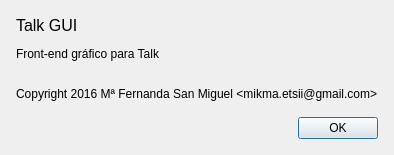
First picture: the form in client/aboutdialog.ui, repository alu0100851700/ChatMultiusuario, before the edit.
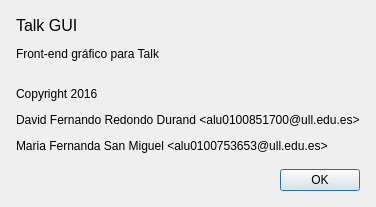
Second picture: the form after the edit.

Patch:
```diff
--- a/client/aboutdialog.ui
+++ b/client/aboutdialog.ui
@@ -6,7 +6,7 @@
    <rect>
     <x>0</x>
     <y>0</y>
-    <width>400</width>
+    <width>444</width>
     <height>300</height>
    </rect>
   </property>
@@ -35,7 +35,7 @@
    <item>
     <widget class="QLabel" name="label">
      <property name="text">
-      <string>&lt;html&gt;&lt;head/&gt;&lt;body&gt;&lt;p&gt;&lt;span style=&quot; font-size:12pt;&quot;&gt;Talk GUI&lt;/span&gt;&lt;/p&gt;Front-end gráfico para Talk&lt;br/&gt;&lt;p&gt;Copyright 2016 Mª Fernanda San Miguel &amp;lt;mikma.etsii@gmail.com&amp;gt;&lt;/p&gt;&lt;/body&gt;&lt;/html&gt;</string>
+      <string>&lt;html&gt;&lt;head/&gt;&lt;body&gt;&lt;p&gt;&lt;span style=&quot; font-size:12pt;&quot;&gt;Talk GUI&lt;/span&gt;&lt;/p&gt;&lt;p&gt;Front-end gráfico para Talk&lt;br/&gt;&lt;/p&gt;&lt;p&gt;Copyright 2016 &lt;/p&gt;&lt;p&gt;David Fernando Redondo Durand &amp;lt;alu0100851700@ull.edu.es&amp;gt;&lt;/p&gt;&lt;p&gt;Maria Fernanda San Miguel &amp;lt;alu0100753653@ull.edu.es&amp;gt;&lt;/p&gt;&lt;/body&gt;&lt;/html&gt;</string>
      </property>
      <property name="alignment">
       <set>Qt::AlignLeading|Qt::AlignLeft|Qt::AlignTop</set>
```
